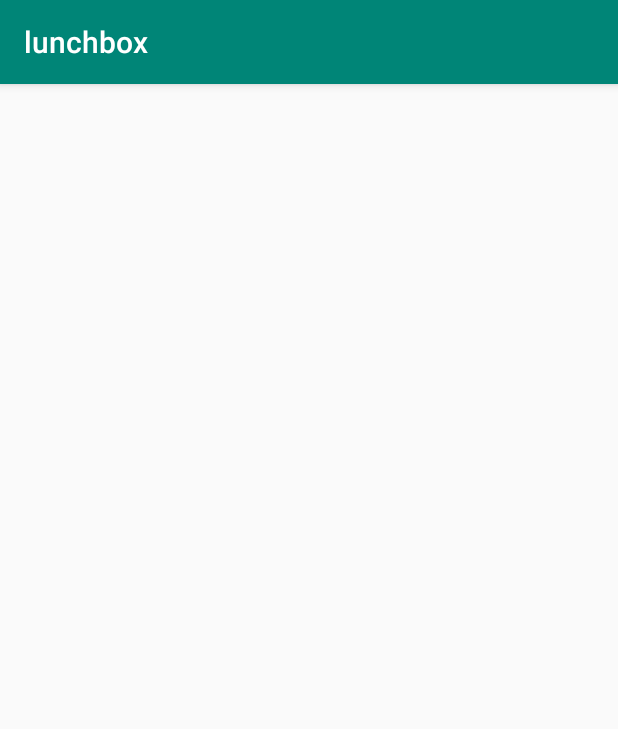
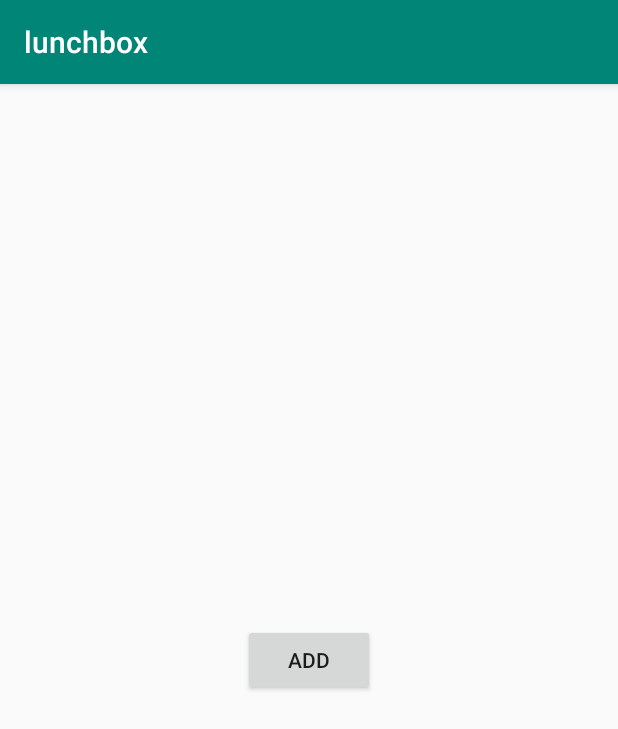
Before and after one commit to Johboh/lunchbox, an Android app: the screen it shows after launch (AddActivity), after a tap on an icon or button, on a phone screen of 412 x 824 dp. Shown: the top 729 px of the screen. Run offline under Robolectric (Android 15) with nearby library versions, the phone set to English and light mode, and no system bars; our stand-ins replace Room's generated code.

```diff
--- a/app/src/main/java/com/fjun/lunchbox/database/Box.kt
+++ b/app/src/main/java/com/fjun/lunchbox/database/Box.kt
@@ -6,8 +6,10 @@ import androidx.room.PrimaryKey
 
 @Entity(tableName = "boxes")
 data class Box(
-    @PrimaryKey val uid: Int,
     @ColumnInfo(name = "state") val state: Int,
     @ColumnInfo(name = "timestamp") val timestamp: Long,
     @ColumnInfo(name = "content") val content: String?
-)
+) {
+    @PrimaryKey(autoGenerate = true)
+    var uid: Int = 0
+}
--- a/app/src/main/java/com/fjun/lunchbox/database/BoxDao.kt
+++ b/app/src/main/java/com/fjun/lunchbox/database/BoxDao.kt
@@ -15,8 +15,8 @@ interface BoxDao {
     fun loadAllByState(state: Int): LiveData<List<Box>>
 
     @Insert
-    fun insertAll(vararg boxes: Box)
+    suspend fun insert(boxes: Box)
 
     @Delete
-    fun delete(box: Box)
+    suspend fun delete(box: Box)
 }
--- a/app/src/main/java/com/fjun/lunchbox/database/BoxDatabase.kt
+++ b/app/src/main/java/com/fjun/lunchbox/database/BoxDatabase.kt
@@ -4,12 +4,20 @@ import android.content.Context
 import androidx.room.Database
 import androidx.room.Room
 import androidx.room.RoomDatabase
+import androidx.room.migration.Migration
+import androidx.sqlite.db.SupportSQLiteDatabase
 
-@Database(entities = [Box::class], version = 1)
+@Database(entities = [Box::class], version = 2)
 abstract class BoxDatabase : RoomDatabase() {
     abstract fun boxDao(): BoxDao
 
     companion object {
+
+        private val MIGRATION_TEMP = object : Migration(1, 2) {
+            override fun migrate(database: SupportSQLiteDatabase) {
+            }
+        }
+
         // Singleton prevents multiple instances of database opening at the
         // same time.
         @Volatile
@@ -25,7 +33,7 @@ abstract class BoxDatabase : RoomDatabase() {
                     context.applicationContext,
                     BoxDatabase::class.java,
                     "box_database"
-                ).build()
+                ).addMigrations(MIGRATION_TEMP).build()
                 INSTANCE = instance
                 return instance
             }
--- a/app/src/main/res/layout/activity_add.xml
+++ b/app/src/main/res/layout/activity_add.xml
@@ -1,6 +1,13 @@
 <?xml version="1.0" encoding="utf-8"?>
 <LinearLayout xmlns:android="http://schemas.android.com/apk/res/android"
     android:orientation="vertical" android:layout_width="match_parent"
-    android:layout_height="match_parent">
+    android:layout_height="match_parent"
+    android:gravity="center">
+
+    <Button
+        android:id="@+id/add_button"
+        android:layout_width="wrap_content"
+        android:layout_height="wrap_content"
+        android:text="Add" />
 
 </LinearLayout>
```
Also changed, not shown: app/src/main/java/com/fjun/lunchbox/AddActivity.kt (+15 -0 lines).
